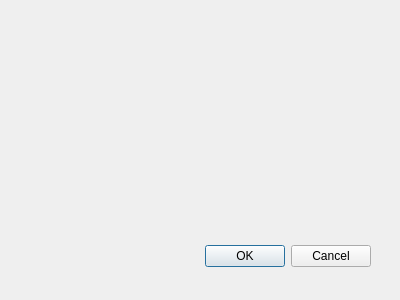
Old version of the form src/gui/dialogs/moduleimport/moduleimportdialog.ui in the repository axsapronov/QSopherim.
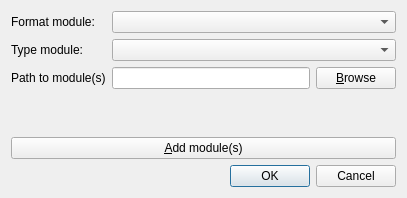
New version of the form.

Commit message: [UPDATE] Update import modules

Patch:
```diff
--- a/src/gui/dialogs/moduleimport/moduleimportdialog.ui
+++ b/src/gui/dialogs/moduleimport/moduleimportdialog.ui
@@ -8,29 +8,82 @@
    <rect>
     <x>0</x>
     <y>0</y>
-    <width>400</width>
-    <height>300</height>
+    <width>407</width>
+    <height>198</height>
    </rect>
   </property>
   <property name="windowTitle">
    <string>Dialog</string>
   </property>
-  <widget class="QDialogButtonBox" name="buttonBox">
-   <property name="geometry">
-    <rect>
-     <x>30</x>
-     <y>240</y>
-     <width>341</width>
-     <height>32</height>
-    </rect>
-   </property>
-   <property name="orientation">
-    <enum>Qt::Horizontal</enum>
-   </property>
-   <property name="standardButtons">
-    <set>QDialogButtonBox::Cancel|QDialogButtonBox::Ok</set>
-   </property>
-  </widget>
+  <layout class="QGridLayout" name="gridLayout">
+   <item row="0" column="2" colspan="2">
+    <widget class="QComboBox" name="comBFormat"/>
+   </item>
+   <item row="2" column="3">
+    <widget class="QPushButton" name="pBBrowse">
+     <property name="text">
+      <string>&amp;Browse</string>
+     </property>
+    </widget>
+   </item>
+   <item row="2" column="0" colspan="2">
+    <widget class="QLabel" name="label_2">
+     <property name="text">
+      <string>Path to module(s)</string>
+     </property>
+    </widget>
+   </item>
+   <item row="3" column="2">
+    <spacer name="verticalSpacer">
+     <property name="orientation">
+      <enum>Qt::Vertical</enum>
+     </property>
+     <property name="sizeHint" stdset="0">
+      <size>
+       <width>20</width>
+       <height>16</height>
+      </size>
+     </property>
+    </spacer>
+   </item>
+   <item row="5" column="0" colspan="4">
+    <widget class="QDialogButtonBox" name="buttonBox">
+     <property name="orientation">
+      <enum>Qt::Horizontal</enum>
+     </property>
+     <property name="standardButtons">
+      <set>QDialogButtonBox::Cancel|QDialogButtonBox::Ok</set>
+     </property>
+    </widget>
+   </item>
+   <item row="4" column="0" colspan="4">
+    <widget class="QPushButton" name="pBAddModule">
+     <property name="text">
+      <string>&amp;Add module(s)</string>
+     </property>
+    </widget>
+   </item>
+   <item row="2" column="2">
+    <widget class="QLineEdit" name="LEPath"/>
+   </item>
+   <item row="0" column="0">
+    <widget class="QLabel" name="label">
+     <property name="text">
+      <string>Format module:</string>
+     </property>
+    </widget>
+   </item>
+   <item row="1" column="0">
+    <widget class="QLabel" name="label_4">
+     <property name="text">
+      <string>Type module:</string>
+     </property>
+    </widget>
+   </item>
+   <item row="1" column="2" colspan="2">
+    <widget class="QComboBox" name="comBType"/>
+   </item>
+  </layout>
  </widget>
  <pixmapfunction/>
  <resources/>
```
Left out of the diff: 5 changed lines with no effect on the pictures. The commit also changes 7 other files.
